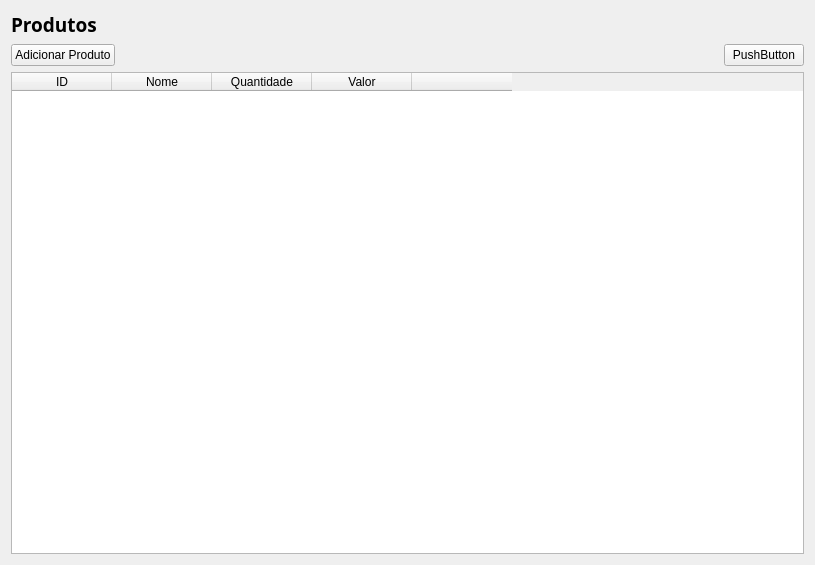
Qt form view/produto.ui (Gusrrocha/Sistema-para-livraria) before a commit.
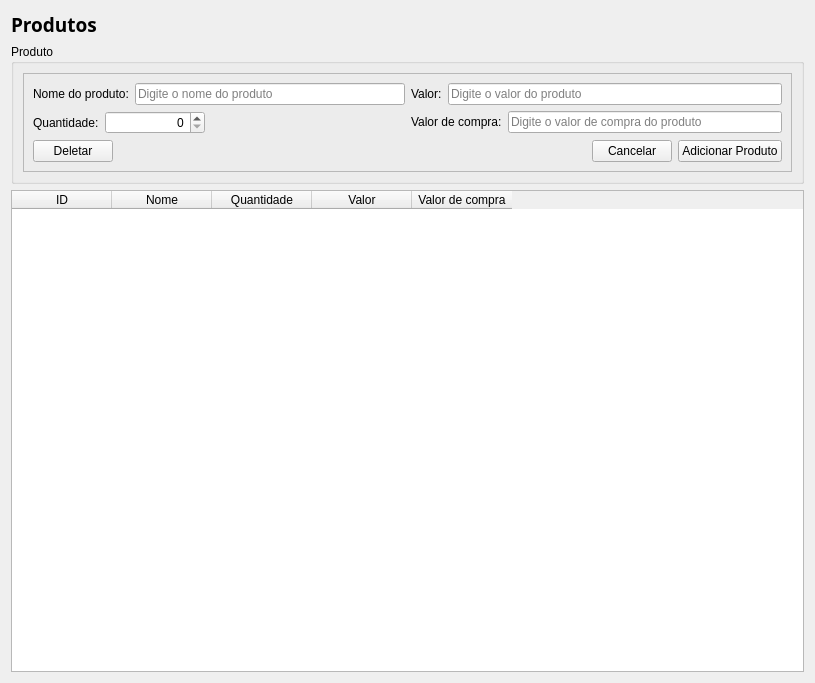
The same form after that commit.

The edit to the form file:
```diff
--- a/view/produto.ui
+++ b/view/produto.ui
@@ -7,13 +7,13 @@
     <x>0</x>
     <y>0</y>
     <width>815</width>
-    <height>565</height>
+    <height>683</height>
    </rect>
   </property>
   <property name="windowTitle">
    <string>Form</string>
   </property>
-  <layout class="QVBoxLayout" name="verticalLayout">
+  <layout class="QVBoxLayout" name="verticalLayout_4">
    <item>
     <widget class="QLabel" name="label">
      <property name="font">
@@ -30,11 +30,138 @@
     </widget>
    </item>
    <item>
+    <widget class="QGroupBox" name="groupBox">
+     <property name="title">
+      <string>Produto</string>
+     </property>
+     <layout class="QHBoxLayout" name="horizontalLayout_7">
+      <item>
+       <widget class="QFrame" name="frame">
+        <property name="frameShape">
+         <enum>QFrame::StyledPanel</enum>
+        </property>
+        <property name="frameShadow">
+         <enum>QFrame::Raised</enum>
+        </property>
+        <layout class="QVBoxLayout" name="verticalLayout_3">
+         <item>
+          <layout class="QHBoxLayout" name="horizontalLayout_6">
+           <item>
+            <layout class="QVBoxLayout" name="verticalLayout">
+             <item>
+              <layout class="QHBoxLayout" name="horizontalLayout_2">
+               <item>
+                <widget class="QLabel" name="label_2">
+                 <property name="text">
+                  <string>Nome do produto:</string>
+                 </property>
+                </widget>
+               </item>
+               <item>
+                <widget class="QLineEdit" name="nome_prop">
+                 <property name="placeholderText">
+                  <string>Digite o nome do produto</string>
+                 </property>
+                </widget>
+               </item>
+              </layout>
+             </item>
+             <item>
+              <layout class="QHBoxLayout" name="horizontalLayout_3">
+               <item>
+                <widget class="QLabel" name="label_3">
+                 <property name="sizePolicy">
+                  <sizepolicy hsizetype="Fixed" vsizetype="Preferred">
+                   <horstretch>0</horstretch>
+                   <verstretch>0</verstretch>
+                  </sizepolicy>
+                 </property>
+                 <property name="text">
+                  <string>Quantidade:</string>
+                 </property>
+                </widget>
+               </item>
+               <item>
+                <widget class="QSpinBox" name="quant_prop">
+                 <property name="sizePolicy">
+                  <sizepolicy hsizetype="Preferred" vsizetype="Fixed">
+                   <horstretch>0</horstretch>
+                   <verstretch>0</verstretch>
+                  </sizepolicy>
+                 </property>
+                 <property name="alignment">
+                  <set>Qt::AlignRight|Qt::AlignTrailing|Qt::AlignVCenter</set>
+                 </property>
+                </widget>
+               </item>
+               <item>
+                <spacer name="horizontalSpacer_2">
+                 <property name="orientation">
+                  <enum>Qt::Horizontal</enum>
+                 </property>
+                 <property name="sizeType">
+                  <enum>QSizePolicy::Fixed</enum>
+                 </property>
+                 <property name="sizeHint" stdset="0">
+                  <size>
+                   <width>200</width>
+                   <height>20</height>
+                  </size>
+                 </property>
+                </spacer>
+               </item>
+              </layout>
+             </item>
+            </layout>
+           </item>
+           <item>
+            <layout class="QVBoxLayout" name="verticalLayout_2">
+             <item>
+              <layout class="QHBoxLayout" name="horizontalLayout_5">
+               <item>
+                <widget class="QLabel" name="label_4">
+                 <property name="text">
+                  <string>Valor:</string>
+                 </property>
+                </widget>
+               </item>
+               <item>
+                <widget class="QLineEdit" name="valor_prop">
+                 <property name="placeholderText">
+                  <string>Digite o valor do produto</string>
+                 </property>
+                </widget>
+               </item>
+              </layout>
+             </item>
+             <item>
+              <layout class="QHBoxLayout" name="horizontalLayout_4">
+               <item>
+                <widget class="QLabel" name="label_5">
+                 <property name="text">
+                  <string>Valor de compra:</string>
+                 </property>
+                </widget>
+               </item>
+               <item>
+                <widget class="QLineEdit" name="est_prop">
+                 <property name="placeholderText">
+                  <string>Digite o valor de compra do produto</string>
+                 </property>
+                </widget>
+               </item>
+              </layout>
+             </item>
+            </layout>
+           </item>
+          </layout>
+         </item>
+         <item>
     <layout class="QHBoxLayout" name="horizontalLayout">
      <item>
       <widget class="QPushButton" name="add_produto_btn">
        <property name="text">
-        <string>Adicionar Produto</string>
+              <string>Deletar</string>
        </property>
       </widget>
      </item>
@@ -54,11 +181,30 @@
      <item>
       <widget class="QPushButton" name="pushButton_2">
        <property name="text">
-        <string>PushButton</string>
+              <string>Cancelar</string>
        </property>
       </widget>
      </item>
-    </layout>
+           <item>
+            <widget class="QPushButton" name="salvar_btn">
+             <property name="cursor">
+              <cursorShape>PointingHandCursor</cursorShape>
+             </property>
+             <property name="toolTip">
+              <string>Salvar produto</string>
+             </property>
+             <property name="text">
+              <string>Adicionar Produto</string>
+             </property>
+            </widget>
+           </item>
+          </layout>
+         </item>
+        </layout>
+       </widget>
+      </item>
+     </layout>
+    </widget>
    </item>
    <item>
     <widget class="QTableWidget" name="painel_produtos">
@@ -84,7 +230,7 @@
      </column>
      <column>
       <property name="text">
-       <string/>
+       <string>Valor de compra</string>
       </property>
      </column>
     </widget>
```
Left out of the diff: 19 changed lines with no effect on the pictures. Lines whose indentation alone changed are shown as unchanged.
